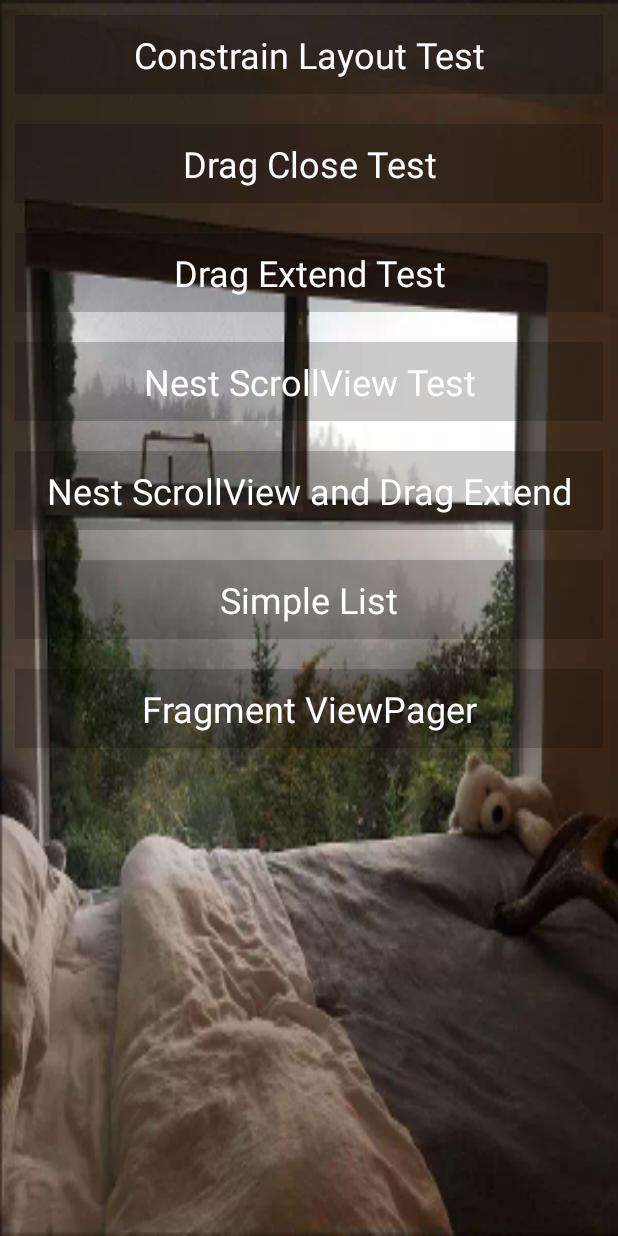
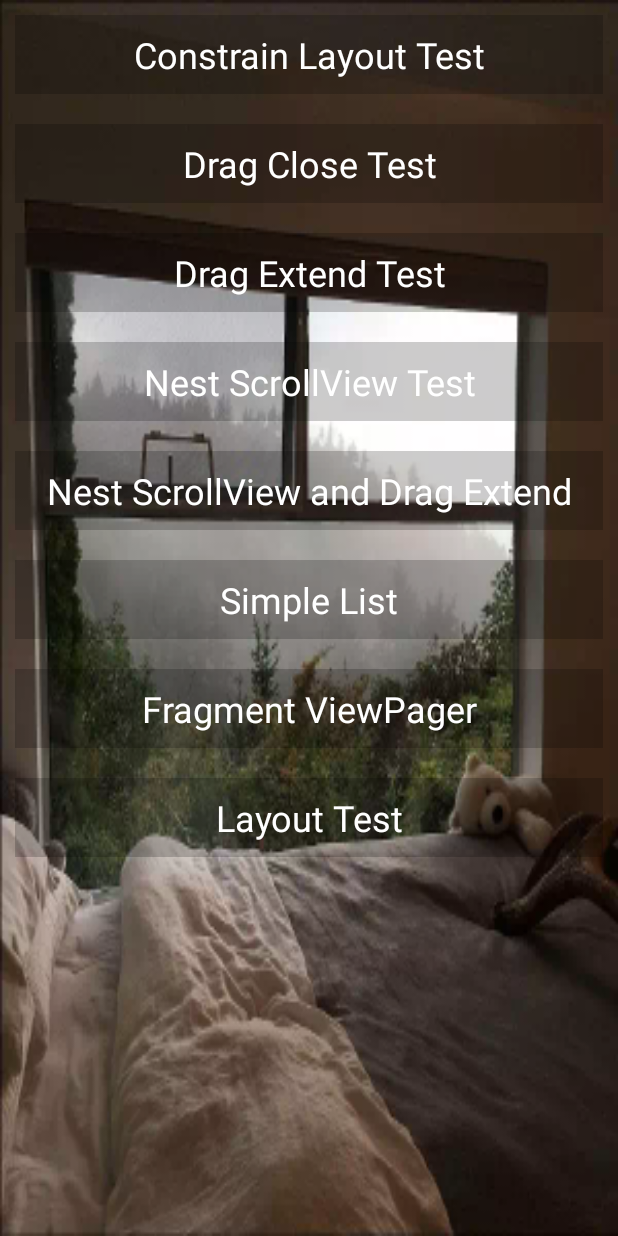
Before and after one commit to funnywolfdadada/LittleDemon, an Android app: the screen it shows after launch (MainActivity), on a phone screen of 412 x 824 dp. Run offline under Robolectric (Android 15) with nearby library versions, the phone set to English and light mode, and no system bars; our stand-ins replace RxJava.

Commit message:
Inner static class test & constrainslayout test

```diff
--- a/app/src/main/java/com/funnywolf/littledemon/MainActivity.kt
+++ b/app/src/main/java/com/funnywolf/littledemon/MainActivity.kt
@@ -7,13 +7,16 @@ import androidx.appcompat.app.AppCompatActivity
 import androidx.fragment.app.Fragment
 import androidx.lifecycle.Observer
 import com.funnywolf.littledemon.fragments.*
+import com.funnywolf.littledemon.test.InnerStaticClassTest
 import com.funnywolf.littledemon.test.testCoroutine
 import com.funnywolf.littledemon.utils.LiveDataBus
+import io.reactivex.Observable
 import kotlinx.android.synthetic.main.activity_main.*
 import kotlinx.coroutines.Dispatchers
 import kotlinx.coroutines.GlobalScope
 import kotlinx.coroutines.launch
 import kotlinx.coroutines.withContext
+import java.util.concurrent.TimeUnit
 
 class MainActivity : AppCompatActivity() {
     companion object {
@@ -46,6 +49,15 @@ class MainActivity : AppCompatActivity() {
 
         // 测试 coroutine
         testCoroutine()
+
+        // 测试静态内部类的初始化
+        InnerStaticClassTest.doSomethingSelf()
+        Observable.just(0)
+            .delay(1000, TimeUnit.MILLISECONDS)
+            .doOnNext {
+                InnerStaticClassTest.doSomethingWithInnerStaticClass()
+            }
+            .subscribe()
     }
 
     private fun initViews() {
@@ -77,6 +89,10 @@ class MainActivity : AppCompatActivity() {
         fragmentViewPager.setOnClickListener {
             fragmentData.postValue(FragmentViewPagerFragment())
         }
+
+        layoutTest.setOnClickListener {
+            fragmentData.postValue(LayoutTextFragment())
+        }
     }
 
     private fun openFragment(fragment: Fragment) {
--- /dev/null
+++ b/app/src/main/java/com/funnywolf/littledemon/test/InnerStaticClassTest.java
@@ -0,0 +1,27 @@
+package com.funnywolf.littledemon.test;
+
+import android.util.Log;
+
+public class InnerStaticClassTest {
+    public static final String TAG = "InnerStaticClassTest";
+
+    static {
+        Log.d(TAG, "InnerStaticClassTest: static init: " + System.currentTimeMillis());
+    }
+
+    public static void doSomethingSelf() {
+        Log.d(TAG, "InnerStaticClassTest: doSomethingSelf: " + System.currentTimeMillis());
+    }
+
+    public static void doSomethingWithInnerStaticClass() {
+        Log.d(TAG, "doSomethingWithInnerStaticClass: "
+                + StaticInnerClass.staticField + ": " + System.currentTimeMillis());
+    }
+
+    private static class StaticInnerClass {
+        static {
+            Log.d(TAG, "StaticInnerClass: static init: " + System.currentTimeMillis());
+        }
+        private static String staticField = "staticField";
+    }
+}
--- a/app/src/main/res/layout/activity_main.xml
+++ b/app/src/main/res/layout/activity_main.xml
@@ -111,6 +111,18 @@
                     android:layout_width="match_parent"
                     android:layout_height="wrap_content"/>
 
+            <TextView
+                    android:id="@+id/layoutTest"
+                    android:text="Layout Test"
+                    android:textSize="24sp"
+                    android:textColor="#FFFF"
+                    android:background="#3000"
+                    android:layout_margin="10dp"
+                    android:padding="10dp"
+                    android:gravity="center"
+                    android:layout_width="match_parent"
+                    android:layout_height="wrap_content"/>
+
         </LinearLayout>
     </ScrollView>
 
```
Also changed, not shown: app/src/main/java/com/funnywolf/littledemon/fragments/LayoutTextFragment.kt (added, +32 -0 lines), app/src/main/res/layout/test_layout.xml (added, +35 -0 lines).
